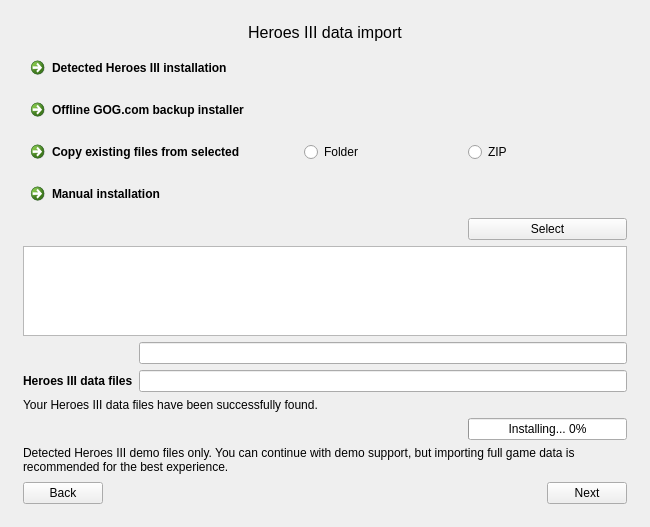
GeorgeK1ng/vcmi, file launcher/firstLaunch/firstlaunch_moc.ui: the form before one commit.
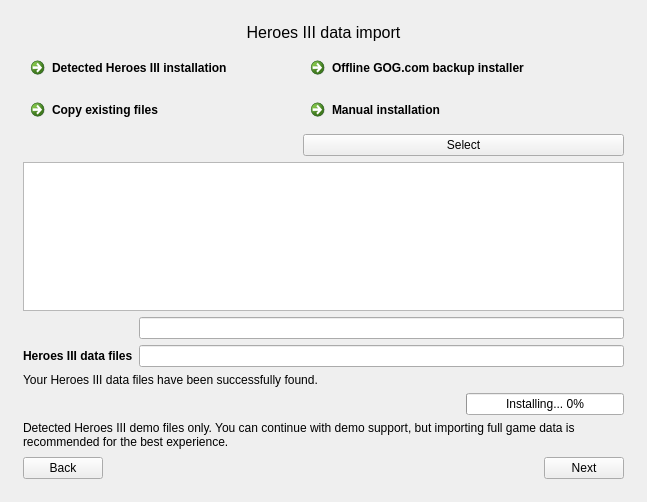
The form after the commit. Icons and pictures are not drawn.

What changed in the file:
```diff
--- a/launcher/firstLaunch/firstlaunch_moc.ui
+++ b/launcher/firstLaunch/firstlaunch_moc.ui
@@ -2,12 +2,15 @@
 <ui version="4.0">
  <class>FirstLaunchView</class>
  <widget class="QWidget" name="FirstLaunchView">
+  <property name="enabled">
+   <bool>true</bool>
+  </property>
   <property name="geometry">
    <rect>
     <x>0</x>
     <y>0</y>
-    <width>650</width>
-    <height>522</height>
+    <width>647</width>
+    <height>502</height>
    </rect>
   </property>
   <property name="windowTitle">
@@ -204,12 +207,28 @@
          </property>
         </spacer>
        </item>
+       <item>
+        <spacer name="verticalSpacer_4">
+         <property name="orientation">
+          <enum>Qt::Orientation::Vertical</enum>
+         </property>
+         <property name="sizeType">
+          <enum>QSizePolicy::Policy::Expanding</enum>
+         </property>
+         <property name="sizeHint" stdset="0">
+          <size>
+           <width>20</width>
+           <height>0</height>
+          </size>
+         </property>
+        </spacer>
+       </item>
        <item>
         <layout class="QGridLayout" name="gridLayout" columnstretch="1,0,0,0">
          <property name="spacing">
           <number>6</number>
          </property>
-         <item row="14" column="0" colspan="4">
+         <item row="18" column="0" colspan="4">
           <widget class="QLabel" name="labelDataDemoInfo">
            <property name="sizePolicy">
             <sizepolicy hsizetype="Preferred" vsizetype="Fixed">
@@ -228,7 +247,7 @@
            </property>
           </widget>
          </item>
-         <item row="10" column="0" colspan="3">
+         <item row="14" column="0" colspan="3">
           <widget class="QLabel" name="labelDataFound">
            <property name="sizePolicy">
             <sizepolicy hsizetype="Preferred" vsizetype="Fixed">
@@ -244,23 +263,7 @@
            </property>
           </widget>
          </item>
-         <item row="8" column="1" colspan="3">
-          <widget class="QLineEdit" name="lineEditDataUser">
-           <property name="enabled">
-            <bool>true</bool>
-           </property>
-           <property name="sizePolicy">
-            <sizepolicy hsizetype="Expanding" vsizetype="Fixed">
-             <horstretch>50</horstretch>
-             <verstretch>0</verstretch>
-            </sizepolicy>
-           </property>
-           <property name="readOnly">
-            <bool>true</bool>
-           </property>
-          </widget>
-         </item>
-         <item row="11" column="3">
+         <item row="15" column="3">
           <widget class="QProgressBar" name="progressBarGog">
            <property name="sizePolicy">
             <sizepolicy hsizetype="Expanding" vsizetype="Minimum">
@@ -288,46 +291,7 @@
            </property>
           </widget>
          </item>
-         <item row="7" column="0" colspan="4">
-          <widget class="QTextBrowser" name="textBrowserDataOptionDetails"/>
-         </item>
-         <item row="6" column="3">
-          <widget class="QPushButton" name="pushButtonSelect">
-           <property name="sizePolicy">
-            <sizepolicy hsizetype="Minimum" vsizetype="Fixed">
-             <horstretch>25</horstretch>
-             <verstretch>0</verstretch>
-            </sizepolicy>
-           </property>
-           <property name="text">
-            <string>Select</string>
-           </property>
-          </widget>
-         </item>
-         <item row="9" column="1" colspan="3">
-          <widget class="QLineEdit" name="lineEditDataSystem">
-           <property name="enabled">
-            <bool>true</bool>
-           </property>
-           <property name="sizePolicy">
-            <sizepolicy hsizetype="Expanding" vsizetype="Fixed">
-             <horstretch>50</horstretch>
-             <verstretch>0</verstretch>
-            </sizepolicy>
-           </property>
-           <property name="readOnly">
-            <bool>true</bool>
-           </property>
-          </widget>
-         </item>
-         <item row="2" column="0" colspan="2">
-          <widget class="QCommandLinkButton" name="commandLinkButtonDataDetected">
-           <property name="text">
-            <string>Detected Heroes III installation</string>
-           </property>
-          </widget>
-         </item>
-         <item row="3" column="0" colspan="2">
+         <item row="2" column="2" colspan="2">
           <widget class="QCommandLinkButton" name="commandLinkButtonDataGog">
            <property name="text">
             <string>Offline GOG.com backup installer</string>
@@ -337,14 +301,7 @@
            </property>
           </widget>
          </item>
-         <item row="4" column="0" colspan="2">
-          <widget class="QCommandLinkButton" name="commandLinkButtonDataCopy">
-           <property name="text">
-            <string>Copy existing files from selected</string>
-           </property>
-          </widget>
-         </item>
-         <item row="5" column="0" colspan="2">
+         <item row="3" column="2" colspan="2">
           <widget class="QCommandLinkButton" name="commandLinkButtonDataManual">
            <property name="text">
             <string>Manual installation</string>
@@ -354,21 +311,7 @@
            </property>
           </widget>
          </item>
-         <item row="4" column="2">
-          <widget class="QRadioButton" name="radioButtonZIP">
-           <property name="text">
-            <string>Folder</string>
-           </property>
-          </widget>
-         </item>
-         <item row="4" column="3">
-          <widget class="QRadioButton" name="radioButton_2">
-           <property name="text">
-            <string>ZIP</string>
-           </property>
-          </widget>
-         </item>
-         <item row="9" column="0">
+         <item row="13" column="0">
           <widget class="QLabel" name="labelDataFiles">
            <property name="sizePolicy">
             <sizepolicy hsizetype="Preferred" vsizetype="Fixed">
@@ -386,24 +329,70 @@
            </property>
           </widget>
          </item>
+         <item row="10" column="2" colspan="2">
+          <widget class="QPushButton" name="pushButtonSelect">
+           <property name="sizePolicy">
+            <sizepolicy hsizetype="Minimum" vsizetype="Fixed">
+             <horstretch>25</horstretch>
+             <verstretch>0</verstretch>
+            </sizepolicy>
+           </property>
+           <property name="text">
+            <string>Select</string>
+           </property>
+          </widget>
+         </item>
+         <item row="13" column="1" colspan="3">
+          <widget class="QLineEdit" name="lineEditDataSystem">
+           <property name="enabled">
+            <bool>true</bool>
+           </property>
+           <property name="sizePolicy">
+            <sizepolicy hsizetype="Expanding" vsizetype="Fixed">
+             <horstretch>50</horstretch>
+             <verstretch>0</verstretch>
+            </sizepolicy>
+           </property>
+           <property name="readOnly">
+            <bool>true</bool>
+           </property>
+          </widget>
+         </item>
+         <item row="3" column="0" colspan="2">
+          <widget class="QCommandLinkButton" name="commandLinkButtonDataCopy">
+           <property name="text">
+            <string>Copy existing files</string>
+           </property>
+          </widget>
+         </item>
+         <item row="12" column="1" colspan="3">
+          <widget class="QLineEdit" name="lineEditDataUser">
+           <property name="enabled">
+            <bool>true</bool>
+           </property>
+           <property name="sizePolicy">
+            <sizepolicy hsizetype="Expanding" vsizetype="Fixed">
+             <horstretch>50</horstretch>
+             <verstretch>0</verstretch>
+            </sizepolicy>
+           </property>
+           <property name="readOnly">
+            <bool>true</bool>
+           </property>
+          </widget>
+         </item>
+         <item row="2" column="0" colspan="2">
+          <widget class="QCommandLinkButton" name="commandLinkButtonDataDetected">
+           <property name="text">
+            <string>Detected Heroes III installation</string>
+           </property>
+          </widget>
+         </item>
+         <item row="11" column="0" colspan="4">
+          <widget class="QTextBrowser" name="textBrowserDataOptionDetails"/>
+         </item>
         </layout>
        </item>
-       <item>
-        <spacer name="verticalSpacer_4">
-         <property name="orientation">
-          <enum>Qt::Orientation::Vertical</enum>
-         </property>
-         <property name="sizeType">
-          <enum>QSizePolicy::Policy::Expanding</enum>
-         </property>
-         <property name="sizeHint" stdset="0">
-          <size>
-           <width>20</width>
-           <height>0</height>
-          </size>
-         </property>
-        </spacer>
-       </item>
        <item>
         <spacer name="verticalSpacer_3">
          <property name="orientation">
```
